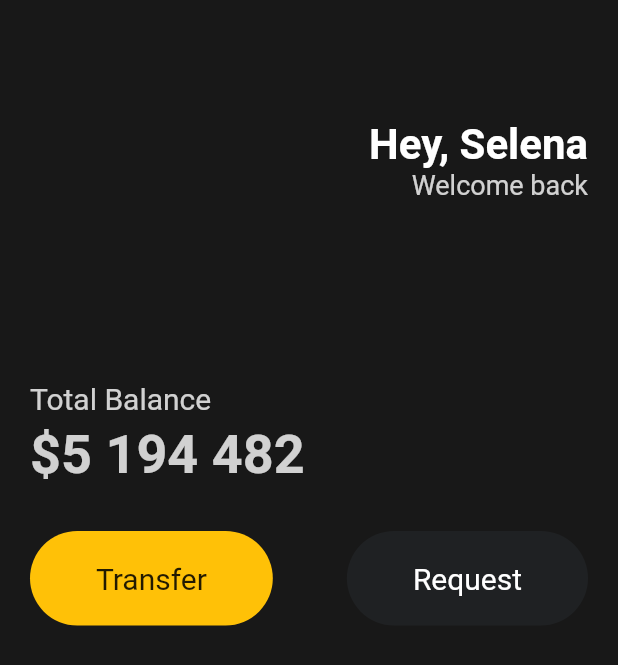
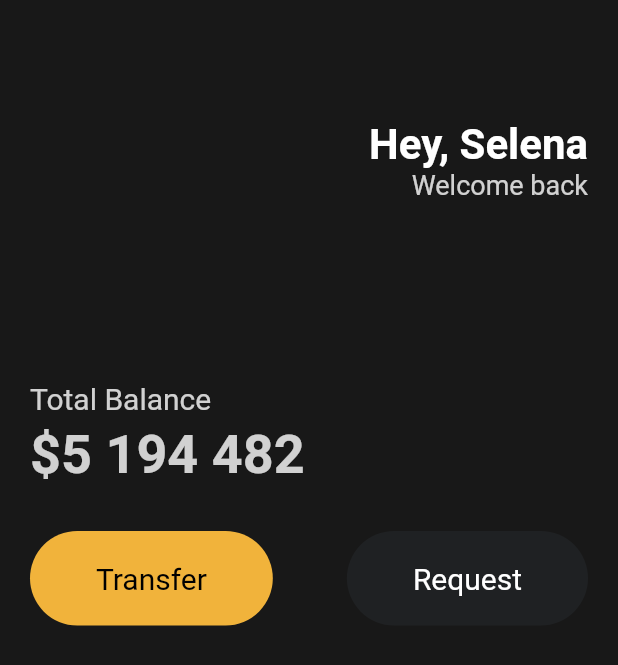
Before and after one commit to bar-d/Flutter_UI_Practice, a Flutter app: the screen it shows after launch, on a phone screen of 412 x 824 dp. Shown: the top 665 px of the screen. Run offline on Flutter 3.47's test engine with Material 2 defaults, Android fonts, the phone set to English and light mode, and no system bars.

Commit message:
refactor: 기존 Container Custom Widget으로 대체

```diff
--- a/lib/main.dart
+++ b/lib/main.dart
@@ -1,4 +1,5 @@
 import 'package:flutter/material.dart';
+import 'package:toonflix/Widgets/button.dart';
 
 void main() {
   runApp(const App());
@@ -72,48 +73,20 @@ class App extends StatelessWidget {
               const SizedBox(
                 height: 30,
               ),
-              Row(
-                mainAxisAlignment: MainAxisAlignment.spaceBetween,
-                children: [
-                  Container(
-                    decoration: BoxDecoration(
-                      borderRadius: BorderRadius.circular(45),
-                      color: Colors.amber,
+              const Row(
+                  mainAxisAlignment: MainAxisAlignment.spaceBetween,
+                  children: [
+                    Button(
+                      text: "Transfer",
+                      backgroundColor: Color(0xFFF1B33B),
+                      textColor: Colors.black,
                     ),
-                    child: const Padding(
-                      padding: EdgeInsets.symmetric(
-                        vertical: 20,
-                        horizontal: 44,
-                      ),
-                      child: Text(
-                        "Transfer",
-                        style: TextStyle(
-                          fontSize: 20,
-                        ),
-                      ),
+                    Button(
+                      text: "Request",
+                      backgroundColor: Color(0xFF1F2123),
+                      textColor: Colors.white,
                     ),
-                  ),
-                  Container(
-                    decoration: BoxDecoration(
-                      borderRadius: BorderRadius.circular(45),
-                      color: const Color(0XFF1F2123),
-                    ),
-                    child: const Padding(
-                      padding: EdgeInsets.symmetric(
-                        vertical: 20,
-                        horizontal: 44,
-                      ),
-                      child: Text(
-                        "Request",
-                        style: TextStyle(
-                          color: Colors.white,
-                          fontSize: 20,
-                        ),
-                      ),
-                    ),
-                  )
-                ],
-              )
+                  ])
             ],
           ),
         ),
```
